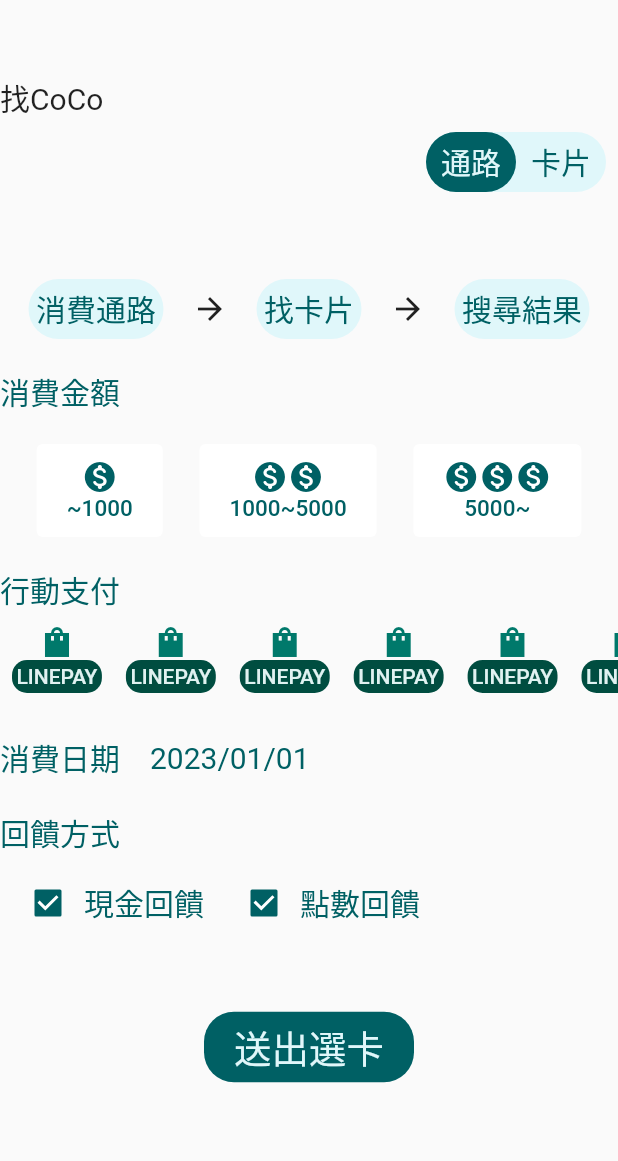
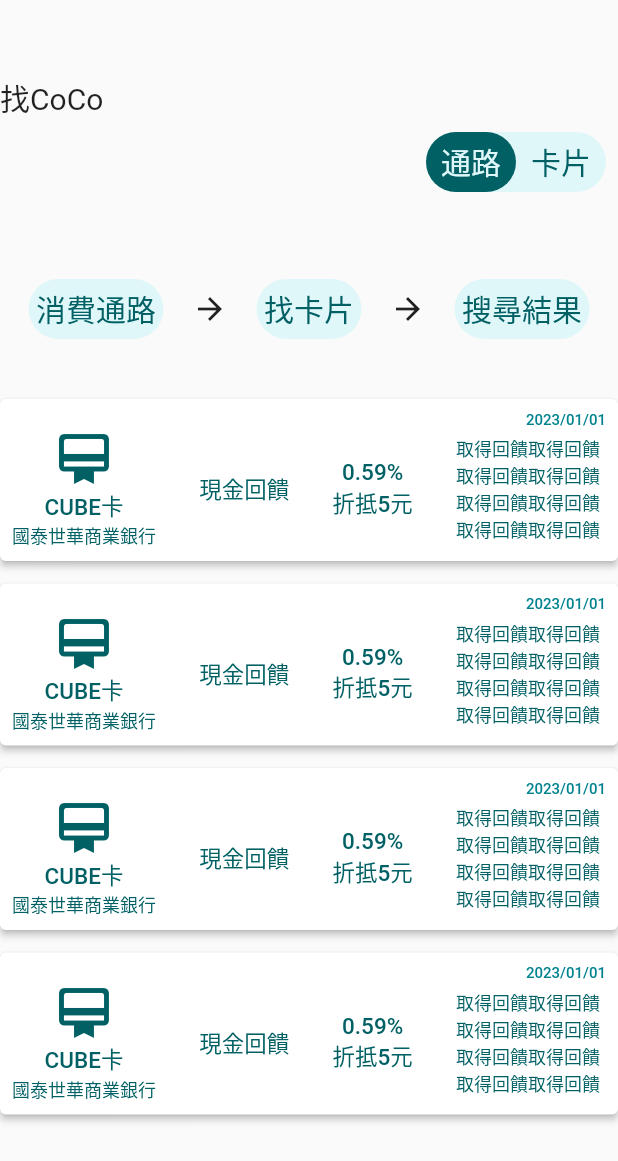
Before and after one commit to chriswow333/pickrewardapp, a Flutter app: the screen it shows after launch, on a phone screen of 412 x 824 dp. Shown: the top 1161 px of the screen. Run offline on Flutter 3.47's test engine with Material 2 defaults, Android fonts, the light colour scheme and no system bars.

Commit message:
[reward] implement result

```diff
--- a/lib/reward/component/channel.component.dart
+++ b/lib/reward/component/channel.dart
@@ -5,6 +5,7 @@
 import 'package:pickrewardapp/reward/component/channel.progress.channel.dart';
 import 'package:pickrewardapp/reward/component/channel.progress.findcard.dart';
 import 'package:pickrewardapp/reward/component/channel.progress.dart';
+import 'package:pickrewardapp/reward/component/channel.progress.result.dart';
 
 class ChannelComponent extends StatelessWidget {
   const ChannelComponent({super.key});
@@ -18,7 +19,8 @@
           RewardProgressBar(),
           SizedBox(height:20),
           // Channel(),
-          FindCard(),
+          // FindCard(),
+          CardResults(),
         ]
       ),
     );
--- a/lib/reward/component/channel.progress.dart
+++ b/lib/reward/component/channel.progress.dart
@@ -3,6 +3,9 @@
 
 
 import 'package:flutter/material.dart';
+
+
+
 
 class RewardProgressBar extends StatelessWidget {
   const RewardProgressBar({super.key});
--- /dev/null
+++ b/lib/reward/component/channel.progress.result.dart
@@ -0,0 +1,184 @@
+
+
+
+import 'package:flutter/material.dart';
+
+class CardResults extends StatelessWidget {
+  const CardResults({super.key});
+
+  @override
+  Widget build(BuildContext context) {
+    return Column(
+      crossAxisAlignment: CrossAxisAlignment.start,
+      children:[
+        SizedBox(height:20),
+        CardResult(),
+        SizedBox(height:15),
+        CardResult(),
+        SizedBox(height:15),
+        CardResult(),
+        SizedBox(height:15),
+        CardResult(),
+      ],
+    );
+  }
+}
+
+class CardResult extends StatelessWidget {
+  const CardResult({super.key});
+
+  @override
+  Widget build(BuildContext context) {
+    return TextButton(
+      style:ButtonStyle(
+        backgroundColor: MaterialStatePropertyAll(Colors.white),
+        elevation:MaterialStatePropertyAll(2),
+      ),
+      onPressed: (){},
+      child:Column(
+        children:[
+
+          CardUpdateDate(),
+
+          Row(
+            mainAxisAlignment: MainAxisAlignment.spaceBetween,
+            children:[
+              CardTitle(),
+              CardRewardName(),
+              CardRewardValue(),
+              CardRewardDesc(),
+            ],
+          ),
+        ],
+      ),
+
+    );
+  }
+}
+
+
+class CardUpdateDate extends StatelessWidget {
+  const CardUpdateDate({super.key});
+
+  @override
+  Widget build(BuildContext context) {
+    return Row(
+      children:[
+        Expanded(child:Container()),
+        Text('2023/01/01',
+          style:TextStyle(
+            fontSize: 10,
+            color:Colors.cyan[800],
+          ),
+        ),
+      ],
+    );
+  }
+}
+
+class CardRewardDesc extends StatelessWidget {
+  const CardRewardDesc({super.key});
+
+  @override
+  Widget build(BuildContext context) {
+    return Container(
+      width: 100,
+      child:Text('取得回饋取得回饋取得回饋取得回饋取得回饋取得回饋取得回饋取得回饋',
+        style: TextStyle(
+          fontSize: 12,
+          color:Colors.cyan[900],
+        ),
+      ),
+    );
+  }
+}
+class CardRewardValue extends StatelessWidget {
+  const CardRewardValue({super.key});
+
+  @override
+  Widget build(BuildContext context) {
+    return Column(
+      children:[
+        Text('0.59%',
+          style: TextStyle(
+            fontSize: 15,
+            color:Colors.cyan[900],
+          ),
+        ),
+       Text('折抵5元',
+          style: TextStyle(
+            fontSize: 15,
+            color:Colors.cyan[900],
+          ),
+        ),
+      ],
+    );
+  }
+}
+
+class CardRewardName extends StatelessWidget {
+  const CardRewardName({super.key});
+
+  @override
+  Widget build(BuildContext context) {
+    return Text('現金回饋',
+      style:TextStyle(
+        fontSize: 15,
+        color:Colors.cyan[900],
+      ),
+    );
+  }
+}
+
+
+class CardTitle extends StatelessWidget {
+  const CardTitle({super.key});
+
+  @override
+  Widget build(BuildContext context) {
+    return Column(
+      children:[
+        CardIcon(),
+        CardName(),
+      ]
+    );
+  }
+}
+
+
+class CardIcon extends StatelessWidget {
+  const CardIcon({super.key});
+
+  @override
+  Widget build(BuildContext context) {
+    return Icon(Icons.card_membership_rounded,
+      color:Colors.cyan[900],
+      size: 40,
+    );
+  }
+}
+
+
+class CardName extends StatelessWidget {
+  const CardName({super.key});
+
+  @override
+  Widget build(BuildContext context) {
+    return Column(
+      children:[
+        Text('CUBE卡',
+          style: TextStyle(
+            fontSize: 15,
+            color:Colors.cyan[900],
+          ),
+        ),
+        Text('國泰世華商業銀行',
+          style: TextStyle(
+            fontSize: 12,
+            color:Colors.cyan[900],
+          ),
+        ),
+      ]
+    );
+  }
+}
--- a/lib/reward/reward.dart
+++ b/lib/reward/reward.dart
@@ -1,6 +1,6 @@
 
 import 'package:flutter/material.dart';
-import 'package:pickrewardapp/reward/component/channel.component.dart';
+import 'package:pickrewardapp/reward/component/channel.dart';
 import 'package:pickrewardapp/reward/component/toggleswitch.component.dart';
 
 
```
